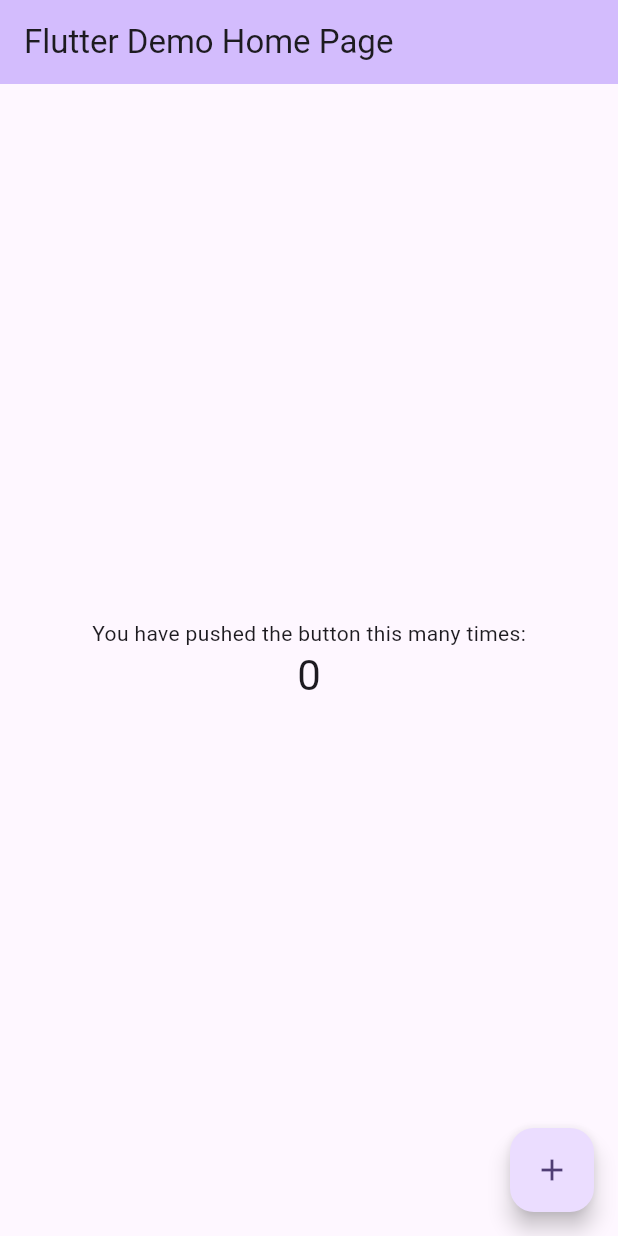
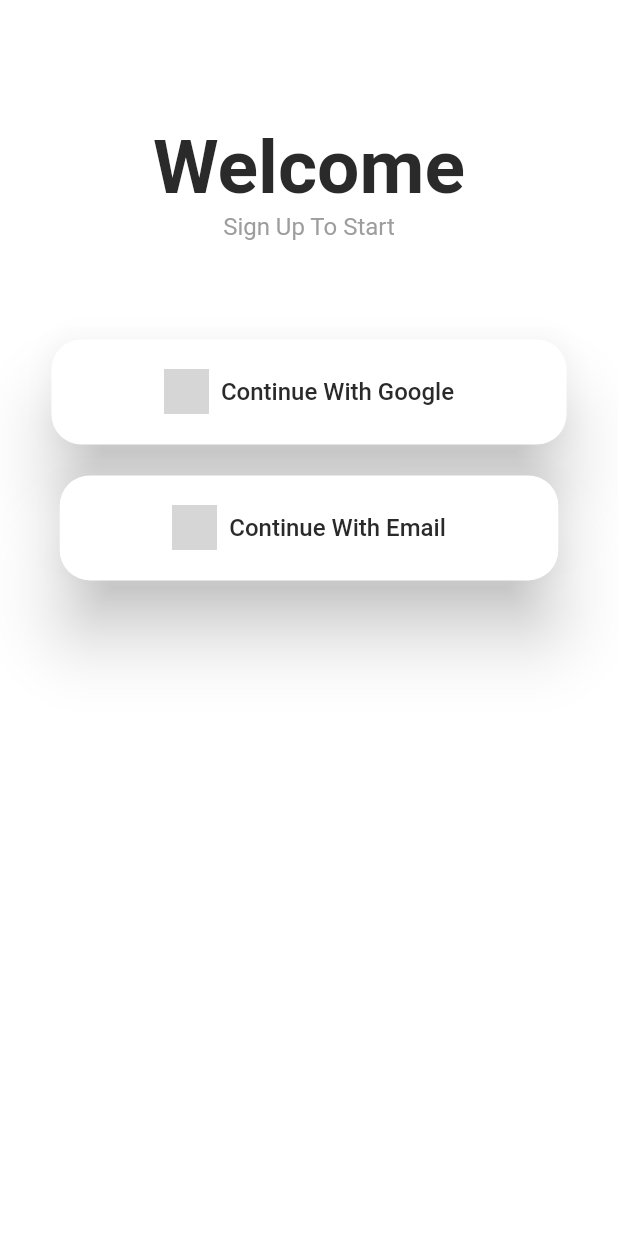
Before and after one commit to Austintjh19/SignMeUp, a Flutter app: the screen it shows after launch, on a phone screen of 412 x 824 dp. Run offline on Flutter 3.47's test engine with Material 2 defaults, Android fonts, the light colour scheme and no system bars; drawn by our look-alikes of auto_size_text; Roboto replaces fonts that are missing (Raleway); grey boxes are pictures that could not be loaded.

Commit message:
Sign In Page

```diff
--- /dev/null
+++ b/application/lib/Pages/ContinueWithWidget.dart
@@ -0,0 +1,37 @@
+import 'package:flutter/material.dart';
+
+class ContinueWith extends StatelessWidget {
+  final String iconPath;
+  final String description;
+  const ContinueWith(
+      {super.key, required this.iconPath, required this.description});
+
+  @override
+  Widget build(BuildContext context) {
+    double width = MediaQuery.of(context).size.width;
+
+    return ElevatedButton.icon(
+      onPressed: () {},
+      icon: Image.asset(
+        iconPath,
+        height: 30,
+        width: 30,
+      ),
+      label: Text(
+        description,
+        style: const TextStyle(
+            fontFamily: 'Raleway',
+            fontSize: 16,
+            color: Color.fromRGBO(42, 42, 42, 1)),
+      ),
+      style: ElevatedButton.styleFrom(
+        padding: EdgeInsets.symmetric(vertical: 20, horizontal: 75),
+        minimumSize: Size(width * 0.75, 30),
+        shadowColor: Colors.black,
+        elevation: 20,
+        backgroundColor: Colors.white,
+        shape: RoundedRectangleBorder(borderRadius: BorderRadius.circular(20)),
+      ),
+    );
+  }
+}
--- /dev/null
+++ b/application/lib/Pages/sign_in.dart
@@ -0,0 +1,64 @@
+// ignore_for_file: prefer_const_literals_to_create_immutables, prefer_const_constructors
+import 'package:flutter/material.dart';
+import 'package:auto_size_text/auto_size_text.dart';
+import 'package:myapplication/Pages/ContinueWithWidget.dart';
+
+class SignInPage extends StatelessWidget {
+  const SignInPage({super.key});
+
+  @override
+  Widget build(BuildContext context) {
+    double height = MediaQuery.of(context).size.height;
+
+    return Scaffold(
+        backgroundColor: Colors.white,
+        body: SingleChildScrollView(
+            child: Center(
+          child: Column(children: [
+            SizedBox(
+              height: height * 0.10,
+            ),
+
+            // Welcome
+            AutoSizeText(
+              'Welcome',
+              style: TextStyle(
+                  fontFamily: 'Raleway',
+                  fontSize: 50,
+                  fontWeight: FontWeight.bold,
+                  color: Color.fromRGBO(42, 42, 42, 1)),
+              maxLines: 1,
+              maxFontSize: 75,
+            ),
+
+            // Sign up to Start
+            AutoSizeText(
+              'Sign Up To Start',
+              style: TextStyle(
+                  fontFamily: 'Raleway',
+                  fontSize: 16,
+                  color: Color.fromRGBO(157, 157, 157, 1)),
+              maxLines: 1,
+            ),
+
+            SizedBox(
+              height: height * 0.08,
+            ),
+
+            // Continue With Google
+            ContinueWith(
+                iconPath: '../lib/Images/Google_Logo.png',
+                description: 'Continue With Google'),
+
+            SizedBox(
+              height: height * 0.025,
+            ),
+
+            // Continue With Email
+            ContinueWith(
+                iconPath: '../lib/Images/Email_Icon.png',
+                description: 'Continue With Email'),
+          ]),
+        )));
+  }
+}
--- a/application/lib/main.dart
+++ b/application/lib/main.dart
@@ -1,4 +1,5 @@
 import 'package:flutter/material.dart';
+import 'package:myapplication/Pages/sign_in.dart';
 
 void main() {
   runApp(const MyApp());
@@ -7,119 +8,11 @@ void main() {
 class MyApp extends StatelessWidget {
   const MyApp({super.key});
 
-  // This widget is the root of your application.
   @override
   Widget build(BuildContext context) {
-    return MaterialApp(
-      title: 'Flutter Demo',
-      theme: ThemeData(
-        // This is the theme of your application.
-        //
-        // TRY THIS: Try running your application with "flutter run". You'll see
-        // the application has a blue toolbar. Then, without quitting the app,
-        // try changing the seedColor in the colorScheme below to Colors.green
-        // and then invoke "hot reload" (save your changes or press the "hot
-        // reload" button in a Flutter-supported IDE, or press "r" if you used
-        // the command line to start the app).
-        //
-        // Notice that the counter didn't reset back to zero; the application
-        // state is not lost during the reload. To reset the state, use hot
-        // restart instead.
-        //
-        // This works for code too, not just values: Most code changes can be
-        // tested with just a hot reload.
-        colorScheme: ColorScheme.fromSeed(seedColor: Colors.deepPurple),
-        useMaterial3: true,
-      ),
-      home: const MyHomePage(title: 'Flutter Demo Home Page'),
+    return const MaterialApp(
+      debugShowCheckedModeBanner: false,
+      home: SignInPage(),
     );
   }
 }
-
-class MyHomePage extends StatefulWidget {
-  const MyHomePage({super.key, required this.title});
-
-  // This widget is the home page of your application. It is stateful, meaning
-  // that it has a State object (defined below) that contains fields that affect
-  // how it looks.
-
-  // This class is the configuration for the state. It holds the values (in this
-  // case the title) provided by the parent (in this case the App widget) and
-  // used by the build method of the State. Fields in a Widget subclass are
-  // always marked "final".
-
-  final String title;
-
-  @override
-  State<MyHomePage> createState() => _MyHomePageState();
-}
-
-class _MyHomePageState extends State<MyHomePage> {
-  int _counter = 0;
-
-  void _incrementCounter() {
-    setState(() {
-      // This call to setState tells the Flutter framework that something has
-      // changed in this State, which causes it to rerun the build method below
-      // so that the display can reflect the updated values. If we changed
-      // _counter without calling setState(), then the build method would not be
-      // called again, and so nothing would appear to happen.
-      _counter++;
-    });
-  }
-
-  @override
-  Widget build(BuildContext context) {
-    // This method is rerun every time setState is called, for instance as done
-    // by the _incrementCounter method above.
-    //
-    // The Flutter framework has been optimized to make rerunning build methods
-    // fast, so that you can just rebuild anything that needs updating rather
-    // than having to individually change instances of widgets.
-    return Scaffold(
-      appBar: AppBar(
-        // TRY THIS: Try changing the color here to a specific color (to
-        // Colors.amber, perhaps?) and trigger a hot reload to see the AppBar
-        // change color while the other colors stay the same.
-        backgroundColor: Theme.of(context).colorScheme.inversePrimary,
-        // Here we take the value from the MyHomePage object that was created by
-        // the App.build method, and use it to set our appbar title.
-        title: Text(widget.title),
-      ),
-      body: Center(
-        // Center is a layout widget. It takes a single child and positions it
-        // in the middle of the parent.
-        child: Column(
-          // Column is also a layout widget. It takes a list of children and
-          // arranges them vertically. By default, it sizes itself to fit its
-          // children horizontally, and tries to be as tall as its parent.
-          //
-          // Column has various properties to control how it sizes itself and
-          // how it positions its children. Here we use mainAxisAlignment to
-          // center the children vertically; the main axis here is the vertical
-          // axis because Columns are vertical (the cross axis would be
-          // horizontal).
-          //
-          // TRY THIS: Invoke "debug painting" (choose the "Toggle Debug Paint"
-          // action in the IDE, or press "p" in the console), to see the
-          // wireframe for each widget.
-          mainAxisAlignment: MainAxisAlignment.center,
-          children: <Widget>[
-            const Text(
-              'You have pushed the button this many times:',
-            ),
-            Text(
-              '$_counter',
-              style: Theme.of(context).textTheme.headlineMedium,
-            ),
-          ],
-        ),
-      ),
-      floatingActionButton: FloatingActionButton(
-        onPressed: _incrementCounter,
-        tooltip: 'Increment',
-        child: const Icon(Icons.add),
-      ), // This trailing comma makes auto-formatting nicer for build methods.
-    );
-  }
-}
--- a/application/pubspec.yaml
+++ b/application/pubspec.yaml
@@ -30,6 +30,7 @@ environment:
 dependencies:
   flutter:
     sdk: flutter
+  auto_size_text: ^3.0.0
 
 
   # The following adds the Cupertino Icons font to your application.
@@ -39,6 +40,7 @@ dependencies:
 dev_dependencies:
   flutter_test:
     sdk: flutter
+
 
   # The "flutter_lints" package below contains a set of recommended lints to
   # encourage good coding practices. The lint set provided by the package is
@@ -59,7 +61,8 @@ flutter:
   uses-material-design: true
 
   # To add assets to your application, add an assets section, like this:
-  # assets:
+  assets:
+    - lib/Images/
   #   - images/a_dot_burr.jpeg
   #   - images/a_dot_ham.jpeg
 
```
Also changed, not shown: application/lib/Images/Email_Icon.png (added), application/lib/Images/Google_Logo.png (added), application/pubspec.lock, 4 other files.
